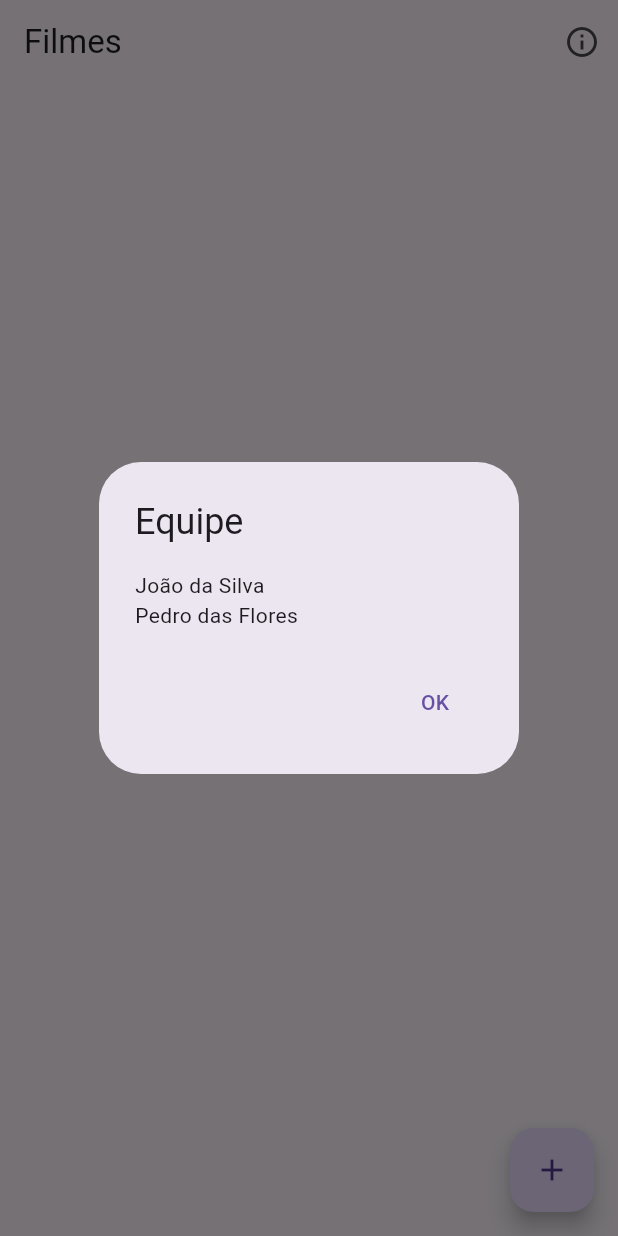
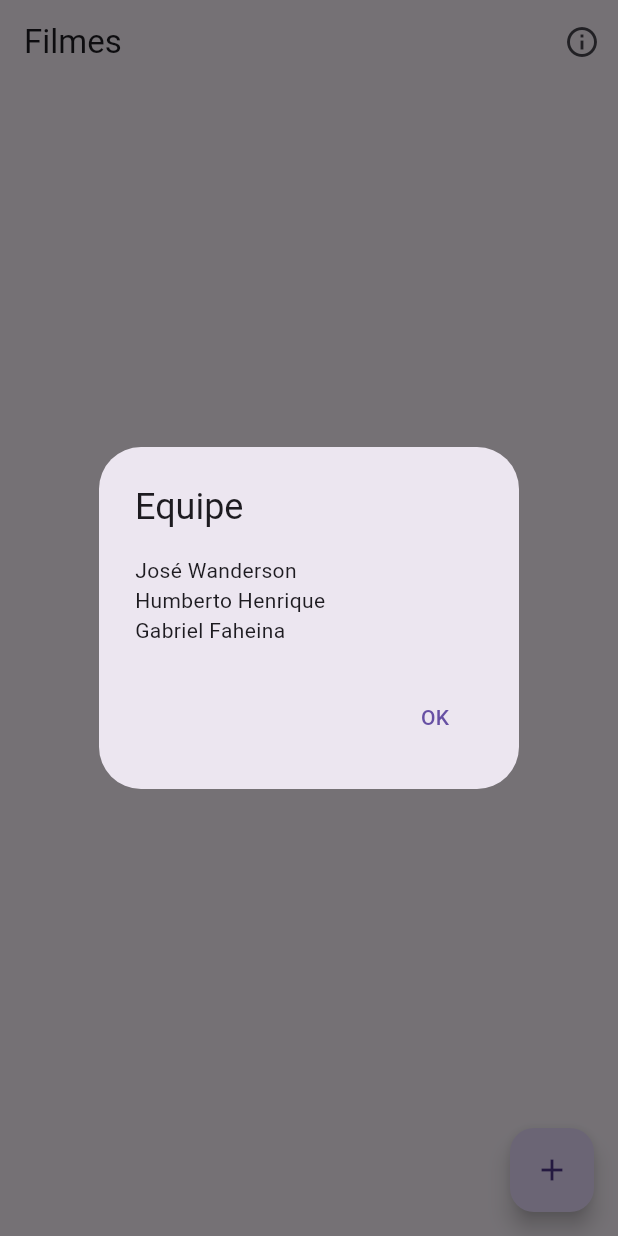
Before and after one commit to uuanqueirooz/ProjetoFilmesFlutter, a Flutter app: the screen it shows after launch, after a tap on the "info outline" icon, on a phone screen of 412 x 824 dp. Run offline on Flutter 3.47's test engine with Material 3 defaults, Android fonts, the phone set to English and light mode, and no system bars; our stand-ins replace sqflite; accounts and stored records are empty.

Commit message:
Adicionando alert de participantes

```diff
--- a/lib/views/movie_list_screen.dart
+++ b/lib/views/movie_list_screen.dart
@@ -60,7 +60,7 @@ class _MovieListScreenState extends State<MovieListScreen> {
       builder: (context) {
         return AlertDialog(
           title: Text("Equipe"),
-          content: Text("João da Silva\nPedro das Flores"),
+          content: Text("José Wanderson\nHumberto Henrique\nGabriel Faheina"),
           actions: [
             TextButton(
               onPressed: () => Navigator.of(context).pop(),
```
Also changed, not shown: lib/main.dart (line endings or trailing spaces).
